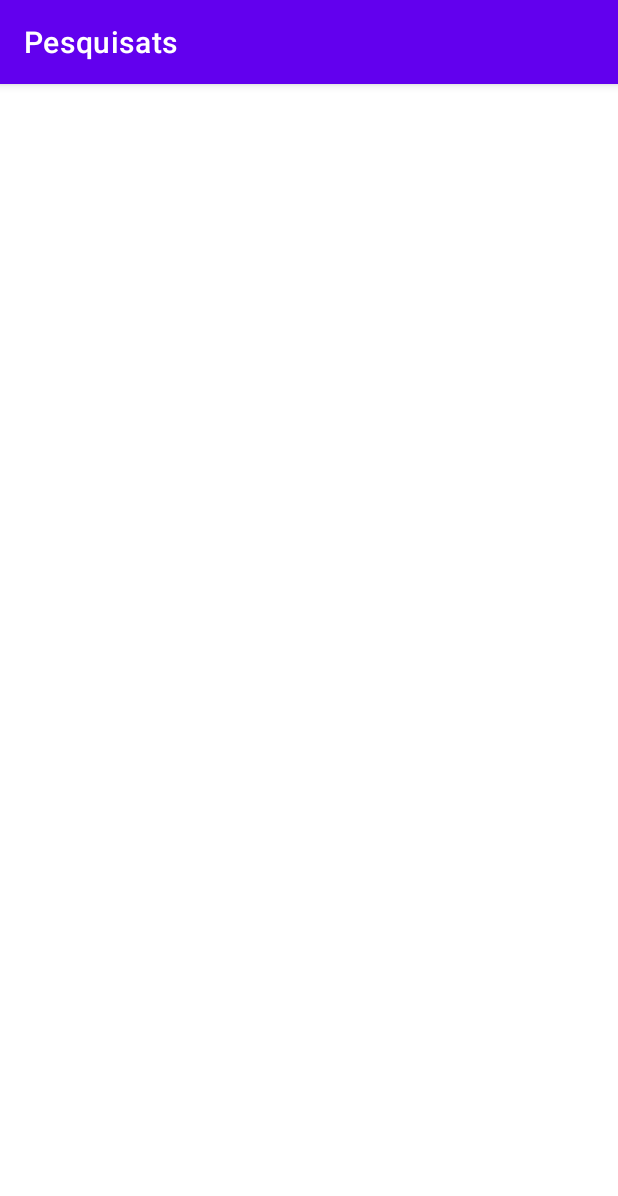
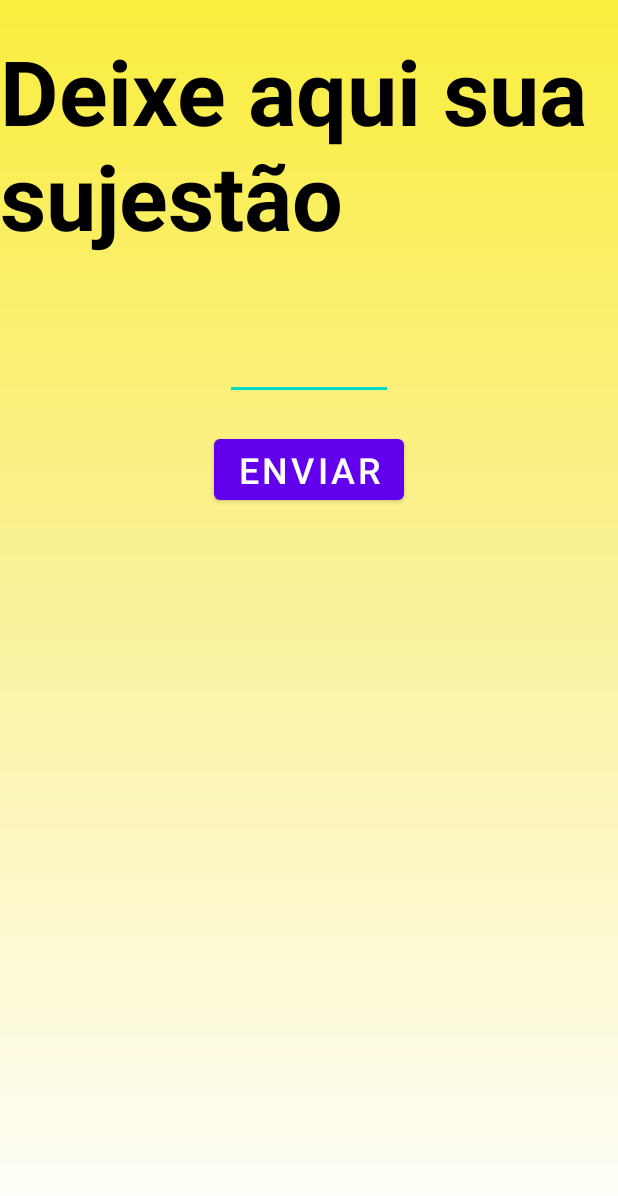
Before and after one commit to ricardoszpo/Dep, an Android app: the sugestoes screen opened directly, with no data from a screen before it, on a phone screen of 412 x 824 dp. Shown: the top 1196 px of the screen. Run offline under Robolectric (Android 15) with nearby library versions, the phone set to English and light mode, and no system bars.

Commit message:
atualização: criação das telas de pesquisa e sugestoes.

```diff
--- a/projeto/app/src/main/java/com/example/projeto/sugestoes.java
+++ b/projeto/app/src/main/java/com/example/projeto/sugestoes.java
@@ -1,14 +1,32 @@
 package com.example.projeto;
 
 import androidx.appcompat.app.AppCompatActivity;
+import androidx.core.text.HtmlCompat;
 
+import android.graphics.Color;
 import android.os.Bundle;
+import android.widget.Toast;
 
 public class sugestoes extends AppCompatActivity {
+    static Cliente cliente;
+
 
     @Override
     protected void onCreate(Bundle savedInstanceState) {
         super.onCreate(savedInstanceState);
         setContentView(R.layout.activity_sugestoes);
+        getSupportActionBar().hide();
+    }
+
+    public void sugestoes() {
+
+    }
+
+    @Override
+    public void onBackPressed() {
+        String mensagem = "<h1><big>Você precisa finalizar a pesquisa</big></h1>";
+        Toast toast = Toast.makeText(this, HtmlCompat.fromHtml(mensagem,HtmlCompat.FROM_HTML_MODE_COMPACT), Toast.LENGTH_LONG);
+        toast.getView().setBackgroundColor(Color.GREEN);
+        toast.show();
     }
 }
--- a/projeto/app/src/main/java/com/example/projeto/telapesquisa.java
+++ b/projeto/app/src/main/java/com/example/projeto/telapesquisa.java
@@ -3,6 +3,7 @@ package com.example.projeto;
 import androidx.appcompat.app.AppCompatActivity;
 import androidx.core.text.HtmlCompat;
 
+import android.content.Intent;
 import android.graphics.Color;
 import android.os.Bundle;
 import android.view.View;
@@ -41,7 +42,10 @@ public class telapesquisa extends AppCompatActivity {
             pergunta.setText("Avalie o nosso grau de conhecimento");
         }
         else{
-            //ir para sugestoes
+            sugestoes.cliente = cliente;
+            Intent i = new Intent(this, sugestoes.class);
+            startActivity(i);
+
         }
     }
     public void excelente(View v){
--- /dev/null
+++ b/projeto/app/src/main/res/drawable/background.xml
@@ -0,0 +1,9 @@
+<?xml version="1.0" encoding="utf-8"?>
+<shape xmlns:android="http://schemas.android.com/apk/res/android">
+<gradient
+    android:startColor="@color/white"
+    android:centerColor="@color/yellow2"
+    android:endColor="@color/yellow"
+    android:angle="90"
+    />
+</shape>
--- a/projeto/app/src/main/res/layout/activity_main.xml
+++ b/projeto/app/src/main/res/layout/activity_main.xml
@@ -4,6 +4,7 @@
     xmlns:tools="http://schemas.android.com/tools"
     android:layout_width="match_parent"
     android:layout_height="match_parent"
+    android:background="@drawable/background"
     tools:context=".MainActivity">
 
     <ImageView
--- a/projeto/app/src/main/res/layout/activity_sugestoes.xml
+++ b/projeto/app/src/main/res/layout/activity_sugestoes.xml
@@ -4,6 +4,57 @@
     xmlns:tools="http://schemas.android.com/tools"
     android:layout_width="match_parent"
     android:layout_height="match_parent"
+    android:background="@drawable/background"
     tools:context=".sugestoes">
 
+    <TextView
+        android:id="@+id/deixesuasujestao"
+        android:layout_width="wrap_content"
+        android:layout_height="wrap_content"
+        android:layout_marginStart="50dp"
+        android:layout_marginTop="20dp"
+        android:layout_marginEnd="50dp"
+        android:text="Deixe aqui sua sujestão"
+        android:textStyle="bold"
+        android:textSize="60sp"
+        android:textColor="@color/black"
+        app:layout_constraintBottom_toBottomOf="parent"
+        app:layout_constraintEnd_toEndOf="parent"
+        app:layout_constraintStart_toStartOf="parent"
+        app:layout_constraintTop_toTopOf="parent"
+        app:layout_constraintVertical_bias="0.0" />
+
+    <EditText
+        android:id="@+id/sujestao"
+        android:layout_width="0dp"
+        android:layout_height="wrap_content"
+        android:layout_marginStart="150dp"
+        android:layout_marginTop="30dp"
+        android:layout_marginEnd="150dp"
+        android:ems="10"
+        android:gravity="start|top"
+        android:inputType="textMultiLine"
+        android:textSize="34sp"
+        android:maxLength="624"
+        app:layout_constraintBottom_toBottomOf="parent"
+        app:layout_constraintEnd_toEndOf="parent"
+        app:layout_constraintStart_toStartOf="parent"
+        app:layout_constraintTop_toBottomOf="@+id/deixesuasujestao"
+        app:layout_constraintVertical_bias="0.0" />
+
+    <Button
+        android:id="@+id/enviarsujestao"
+        android:layout_width="wrap_content"
+        android:layout_height="wrap_content"
+        android:layout_marginStart="50dp"
+        android:layout_marginTop="20dp"
+        android:layout_marginEnd="50dp"
+        android:layout_marginBottom="50dp"
+        android:text="Enviar"
+        android:textSize="24sp"
+        app:layout_constraintBottom_toBottomOf="parent"
+        app:layout_constraintEnd_toEndOf="parent"
+        app:layout_constraintStart_toStartOf="parent"
+        app:layout_constraintTop_toBottomOf="@+id/sujestao"
+        app:layout_constraintVertical_bias="0.0" />
 </androidx.constraintlayout.widget.ConstraintLayout>
--- a/projeto/app/src/main/res/layout/activity_telapesquisa.xml
+++ b/projeto/app/src/main/res/layout/activity_telapesquisa.xml
@@ -4,6 +4,7 @@
     xmlns:tools="http://schemas.android.com/tools"
     android:layout_width="match_parent"
     android:layout_height="match_parent"
+    android:background="@drawable/background"
     tools:context=".telapesquisa">
 
     <TextView
--- a/projeto/app/src/main/res/values/colors.xml
+++ b/projeto/app/src/main/res/values/colors.xml
@@ -7,4 +7,6 @@
     <color name="teal_700">#FF018786</color>
     <color name="black">#FF000000</color>
     <color name="white">#FFFFFFFF</color>
+    <color name="yellow">#faed3e</color>
+    <color name="yellow2">#faf29d</color>#
 </resources>
--- a/projeto/app/src/main/res/values/themes.xml
+++ b/projeto/app/src/main/res/values/themes.xml
@@ -10,7 +10,7 @@
         <item name="colorSecondaryVariant">@color/teal_700</item>
         <item name="colorOnSecondary">@color/black</item>
         <!-- Status bar color. -->
-        <item name="android:statusBarColor">#FFFFFF</item>
+        <item name="android:statusBarColor">@color/yellow</item>
         <!-- Customize your theme here. -->
     </style>
 </resources>
```
